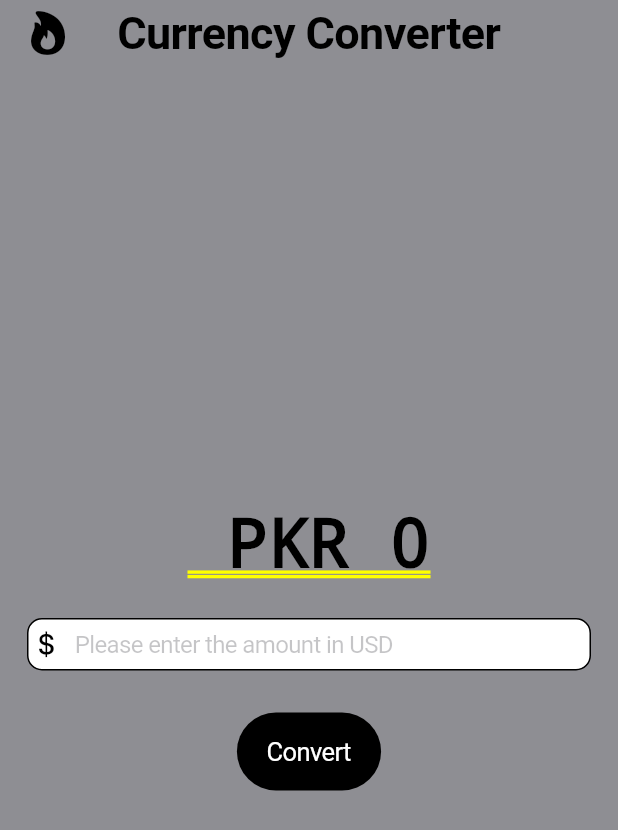
After one commit to heyMateen/currency_converter, a Flutter app: the CurrencyConverterCupertino screen opened directly, on a phone screen of 412 x 824 dp. The commit adds this screen. Shown: the top 830 px of the screen. Run offline on Flutter 3.47's test engine with Material 3 defaults, Android fonts, the phone set to English and light mode, and no system bars.

Commit message:
made Cupertino Version of the App

```diff
--- /dev/null
+++ b/lib/currency_converter_cupertino_page.dart
@@ -0,0 +1,95 @@
+import 'package:flutter/cupertino.dart';
+
+class CurrencyConverterCupertino extends StatefulWidget {
+  const CurrencyConverterCupertino({super.key});
+
+  @override
+  State<CurrencyConverterCupertino> createState() =>
+      _CurrencyConverterCupertinoState();
+}
+
+class _CurrencyConverterCupertinoState
+    extends State<CurrencyConverterCupertino> {
+  double conversionRate = 289.15;
+  double result = 0;
+  TextEditingController textEditingController = TextEditingController();
+  @override
+  Widget build(BuildContext context) {
+    return CupertinoPageScaffold(
+      backgroundColor: CupertinoColors.systemGrey,
+      navigationBar: const CupertinoNavigationBar(
+        backgroundColor: CupertinoColors.systemGrey,
+        middle: Text(
+          "Currency Converter",
+          style: TextStyle(
+            color: CupertinoColors.black,
+            fontSize: 30,
+            fontWeight: FontWeight.bold,
+          ),
+        ),
+        leading: Icon(CupertinoIcons.flame_fill, color: CupertinoColors.black),
+      ),
+      child: Center(
+        child: Column(
+          mainAxisAlignment: MainAxisAlignment.center,
+          crossAxisAlignment: CrossAxisAlignment.center,
+          children: [
+            Container(
+              margin: const EdgeInsets.all(5),
+              child: Text(
+                " PKR ${result != 0 ? result : 0}",
+                style: const TextStyle(
+                  color: CupertinoColors.black,
+                  fontSize: 45,
+                  fontWeight: FontWeight.bold,
+                ),
+              ),
+            ),
+            Container(
+              margin: const EdgeInsets.all(8),
+              padding: const EdgeInsets.all(10.0),
+              child: CupertinoTextField(
+                controller: textEditingController,
+                style: const TextStyle(
+                  color: CupertinoColors.black,
+                  fontSize: 16,
+                ),
+                decoration: BoxDecoration(
+                  color: CupertinoColors.white,
+                  border: Border.all(),
+                  borderRadius: BorderRadius.circular(10),
+                ),
+                placeholder: "Please enter the amount in USD",
+                prefix: const Icon(
+                  CupertinoIcons.money_dollar,
+                  color: CupertinoColors.black,
+                ),
+                keyboardType: TextInputType.numberWithOptions(decimal: true),
+              ),
+            ),
+            Container(
+              margin: const EdgeInsets.all(10),
+              child: CupertinoButton(
+                onPressed: () {
+                  setState(() {
+                    double calculatedResult =
+                        double.parse(textEditingController.text) *
+                        conversionRate;
+                    result = double.parse(calculatedResult.toStringAsFixed(2));
+                  });
+                },
+                color: CupertinoColors.black,
+                sizeStyle: CupertinoButtonSize.large,
+                borderRadius: BorderRadius.circular(60),
+                child: const Text(
+                  "Convert",
+                  style: TextStyle(color: CupertinoColors.white),
+                ),
+              ),
+            ),
+          ],
+        ),
+      ),
+    );
+  }
+}
--- a/lib/currency_converter_material_page.dart
+++ b/lib/currency_converter_material_page.dart
@@ -11,6 +11,18 @@ class _CurrencyConverterState extends State<CurrencyConverter> {
   double conversionRate = 289.15;
   double result = 0;
   TextEditingController textEditingController = TextEditingController();
+
+  @override
+  void initState() { //this is used for initialzing the values
+    super.initState(); //must be the first thing inside the initState() fn
+  }
+
+  @override
+  void dispose() { //used for disposing resources like controllers to prevent the memory leaks
+    textEditingController.dispose();
+
+    super.dispose(); //must be the last thing in the dispose() function
+  }
 
   @override
   Widget build(BuildContext context) {
@@ -53,8 +65,8 @@ class _CurrencyConverterState extends State<CurrencyConverter> {
           children: [
             Container(
               margin: const EdgeInsets.all(5),
-              child: Text(
-                "${result.toString()} PKR",
+              child:  Text(
+                " PKR ${result != 0 ? result : 0}",
                 style: const TextStyle(
                   color: Colors.black,
                   fontSize: 45,
--- a/lib/main.dart
+++ b/lib/main.dart
@@ -1,5 +1,7 @@
+import 'package:currency_converter/currency_converter_cupertino_page.dart';
 import 'package:currency_converter/currency_converter_material_page.dart';
 import 'package:flutter/material.dart';
+import 'package:flutter/cupertino.dart';
 
 void main() {
   runApp(const MyApp());
@@ -16,3 +18,14 @@ class MyApp extends StatelessWidget {
     );
   }
 }
+
+class MyCupertinoApp extends StatelessWidget {
+  const MyCupertinoApp({super.key});
+
+  @override
+  Widget build(BuildContext context) {
+    return const CupertinoApp(
+        home: CurrencyConverterCupertino()
+    );
+  }
+}
```
